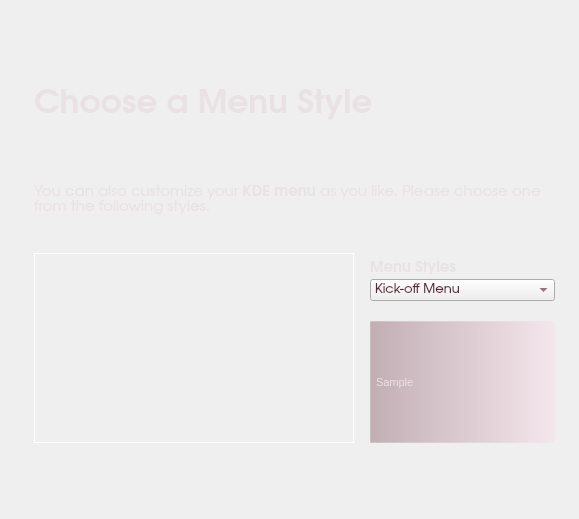
Before: the Qt Designer form kde/kaptan/src/gui/menuWidget.ui in pars-linux/uludag, drawn with Qt 5.
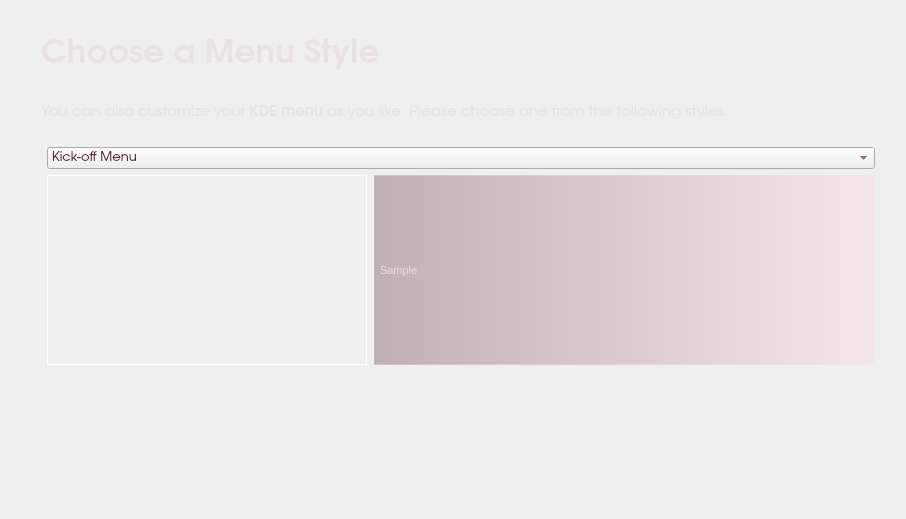
After: the same form once the commit is applied.

Diff of the .ui file:
```diff
--- a/kde/kaptan/src/gui/menuWidget.ui
+++ b/kde/kaptan/src/gui/menuWidget.ui
@@ -6,7 +6,7 @@
    <rect>
     <x>0</x>
     <y>0</y>
-    <width>579</width>
+    <width>903</width>
     <height>519</height>
    </rect>
   </property>
@@ -28,12 +28,55 @@
 }</string>
   </property>
   <layout class="QGridLayout" name="gridLayout">
-   <property name="margin">
-    <number>4</number>
-   </property>
-   <item row="1" column="1">
-    <layout class="QVBoxLayout" name="verticalLayout_2">
-     <item>
+   <item row="0" column="0" rowspan="2">
+    <spacer name="horizontalSpacer_3">
+     <property name="orientation">
+      <enum>Qt::Horizontal</enum>
+     </property>
+     <property name="sizeType">
+      <enum>QSizePolicy::Fixed</enum>
+     </property>
+     <property name="sizeHint" stdset="0">
+      <size>
+       <width>30</width>
+       <height>20</height>
+      </size>
+     </property>
+    </spacer>
+   </item>
+   <item row="0" column="1" colspan="2">
+    <spacer name="verticalSpacer">
+     <property name="orientation">
+      <enum>Qt::Vertical</enum>
+     </property>
+     <property name="sizeType">
+      <enum>QSizePolicy::Fixed</enum>
+     </property>
+     <property name="sizeHint" stdset="0">
+      <size>
+       <width>10</width>
+       <height>10</height>
+      </size>
+     </property>
+    </spacer>
+   </item>
+   <item row="0" column="4" rowspan="2">
+    <spacer name="horizontalSpacer_4">
+     <property name="orientation">
+      <enum>Qt::Horizontal</enum>
+     </property>
+     <property name="sizeType">
+      <enum>QSizePolicy::Fixed</enum>
+     </property>
+     <property name="sizeHint" stdset="0">
+      <size>
+       <width>20</width>
+       <height>20</height>
+      </size>
+     </property>
+    </spacer>
+   </item>
+   <item row="1" column="1" colspan="3">
       <widget class="QLabel" name="label">
        <property name="minimumSize">
         <size>
@@ -57,7 +100,7 @@
        </property>
       </widget>
      </item>
-     <item>
+   <item row="2" column="1" colspan="2">
       <spacer name="verticalSpacer_3">
        <property name="orientation">
         <enum>Qt::Vertical</enum>
@@ -67,15 +110,13 @@
        </property>
        <property name="sizeHint" stdset="0">
         <size>
-         <width>20</width>
-         <height>50</height>
+       <width>322</width>
+       <height>20</height>
         </size>
        </property>
       </spacer>
      </item>
-     <item>
-      <layout class="QHBoxLayout" name="horizontalLayout">
-       <item>
+   <item row="3" column="1" colspan="3">
         <widget class="QLabel" name="label_2">
          <property name="font">
           <font>
@@ -94,29 +135,7 @@
          </property>
         </widget>
        </item>
-      </layout>
-     </item>
-     <item>
-      <layout class="QVBoxLayout" name="verticalLayout">
-       <item>
-        <spacer name="verticalSpacer_4">
-         <property name="orientation">
-          <enum>Qt::Vertical</enum>
-         </property>
-         <property name="sizeType">
-          <enum>QSizePolicy::Fixed</enum>
-         </property>
-         <property name="sizeHint" stdset="0">
-          <size>
-           <width>20</width>
-           <height>30</height>
-          </size>
-         </property>
-        </spacer>
-       </item>
-       <item>
-        <layout class="QHBoxLayout" name="horizontalLayout_3">
-         <item>
+   <item row="6" column="2">
           <widget class="QLabel" name="pictureMenuStyles">
            <property name="sizePolicy">
             <sizepolicy hsizetype="Fixed" vsizetype="Fixed">
@@ -161,99 +180,14 @@
            </property>
           </widget>
          </item>
-         <item>
-          <spacer name="horizontalSpacer">
-           <property name="orientation">
-            <enum>Qt::Horizontal</enum>
-           </property>
-           <property name="sizeType">
-            <enum>QSizePolicy::Fixed</enum>
-           </property>
-           <property name="sizeHint" stdset="0">
-            <size>
-             <width>10</width>
-             <height>20</height>
-            </size>
-           </property>
-          </spacer>
-         </item>
-         <item>
-          <layout class="QVBoxLayout" name="verticalLayout_4">
-           <item>
-            <layout class="QVBoxLayout" name="verticalLayout_3">
-             <property name="spacing">
-              <number>0</number>
-             </property>
-             <item>
-              <widget class="QLabel" name="menuLabel">
-               <property name="sizePolicy">
-                <sizepolicy hsizetype="Fixed" vsizetype="Preferred">
-                 <horstretch>0</horstretch>
-                 <verstretch>0</verstretch>
-                </sizepolicy>
-               </property>
-               <property name="font">
-                <font>
-                 <family>URW Gothic L</family>
-                 <pointsize>11</pointsize>
-                 <weight>75</weight>
-                 <bold>true</bold>
-                </font>
-               </property>
-               <property name="styleSheet">
-                <string notr="true">color: rgb(234, 225, 228);</string>
-               </property>
-               <property name="text">
-                <string>Menu Styles</string>
-               </property>
-              </widget>
-             </item>
-             <item>
-              <widget class="QComboBox" name="menuStyles">
-               <property name="font">
-                <font>
-                 <family>URW Gothic L</family>
-                 <pointsize>10</pointsize>
-                </font>
-               </property>
-               <property name="styleSheet">
-                <string notr="true">color: rgb(95, 34, 52);</string>
-               </property>
-               <item>
-                <property name="text">
-                 <string>Kick-off Menu</string>
-                </property>
-               </item>
-               <item>
-                <property name="text">
-                 <string>Simple Menu</string>
-                </property>
-               </item>
-               <item>
-                <property name="text">
-                 <string>Lancelot Menu</string>
-                </property>
-               </item>
-              </widget>
-             </item>
-             <item>
-              <spacer name="verticalSpacer_6">
-               <property name="orientation">
-                <enum>Qt::Vertical</enum>
-               </property>
-               <property name="sizeType">
-                <enum>QSizePolicy::Fixed</enum>
-               </property>
-               <property name="sizeHint" stdset="0">
-                <size>
-                 <width>20</width>
-                 <height>20</height>
-                </size>
-               </property>
-              </spacer>
-             </item>
-             <item>
+   <item row="6" column="3">
               <widget class="QLabel" name="labelMenuDescription">
+     <property name="sizePolicy">
+      <sizepolicy hsizetype="Expanding" vsizetype="Preferred">
+       <horstretch>0</horstretch>
+       <verstretch>0</verstretch>
+      </sizepolicy>
+     </property>
                <property name="minimumSize">
                 <size>
                  <width>0</width>
@@ -285,69 +219,61 @@
                </property>
               </widget>
              </item>
-            </layout>
-           </item>
-          </layout>
-         </item>
-        </layout>
-       </item>
-      </layout>
-     </item>
-    </layout>
-   </item>
-   <item row="0" column="1">
-    <spacer name="verticalSpacer">
+   <item row="7" column="1" colspan="3">
+    <spacer name="verticalSpacer_5">
      <property name="orientation">
       <enum>Qt::Vertical</enum>
      </property>
+     <property name="sizeType">
+      <enum>QSizePolicy::Expanding</enum>
+     </property>
      <property name="sizeHint" stdset="0">
       <size>
-       <width>20</width>
-       <height>40</height>
+       <width>834</width>
+       <height>144</height>
       </size>
      </property>
     </spacer>
    </item>
-   <item row="2" column="1">
-    <spacer name="verticalSpacer_2">
-     <property name="orientation">
-      <enum>Qt::Vertical</enum>
+   <item row="5" column="2" colspan="2">
+    <widget class="QComboBox" name="menuStyles">
+     <property name="font">
+      <font>
+       <family>URW Gothic L</family>
+       <pointsize>10</pointsize>
+      </font>
      </property>
-     <property name="sizeHint" stdset="0">
-      <size>
-       <width>20</width>
-       <height>40</height>
-      </size>
+     <property name="styleSheet">
+      <string notr="true">color: rgb(95, 34, 52);</string>
      </property>
-    </spacer>
-   </item>
-   <item row="1" column="0">
-    <spacer name="horizontalSpacer_3">
-     <property name="orientation">
-      <enum>Qt::Horizontal</enum>
-     </property>
-     <property name="sizeType">
-      <enum>QSizePolicy::Fixed</enum>
-     </property>
-     <property name="sizeHint" stdset="0">
-      <size>
-       <width>30</width>
-       <height>20</height>
-      </size>
-     </property>
-    </spacer>
-   </item>
-   <item row="1" column="2">
-    <spacer name="horizontalSpacer_4">
+     <item>
+      <property name="text">
+       <string>Kick-off Menu</string>
+      </property>
+     </item>
+     <item>
+      <property name="text">
+       <string>Simple Menu</string>
+      </property>
+     </item>
+     <item>
+      <property name="text">
+       <string>Lancelot Menu</string>
+      </property>
+     </item>
+    </widget>
+   </item>
+   <item row="4" column="2">
+    <spacer name="verticalSpacer_4">
      <property name="orientation">
-      <enum>Qt::Horizontal</enum>
+      <enum>Qt::Vertical</enum>
      </property>
      <property name="sizeType">
       <enum>QSizePolicy::Fixed</enum>
      </property>
      <property name="sizeHint" stdset="0">
       <size>
-       <width>20</width>
+       <width>321</width>
        <height>20</height>
       </size>
      </property>
```
Lines whose indentation alone changed are shown as unchanged.
